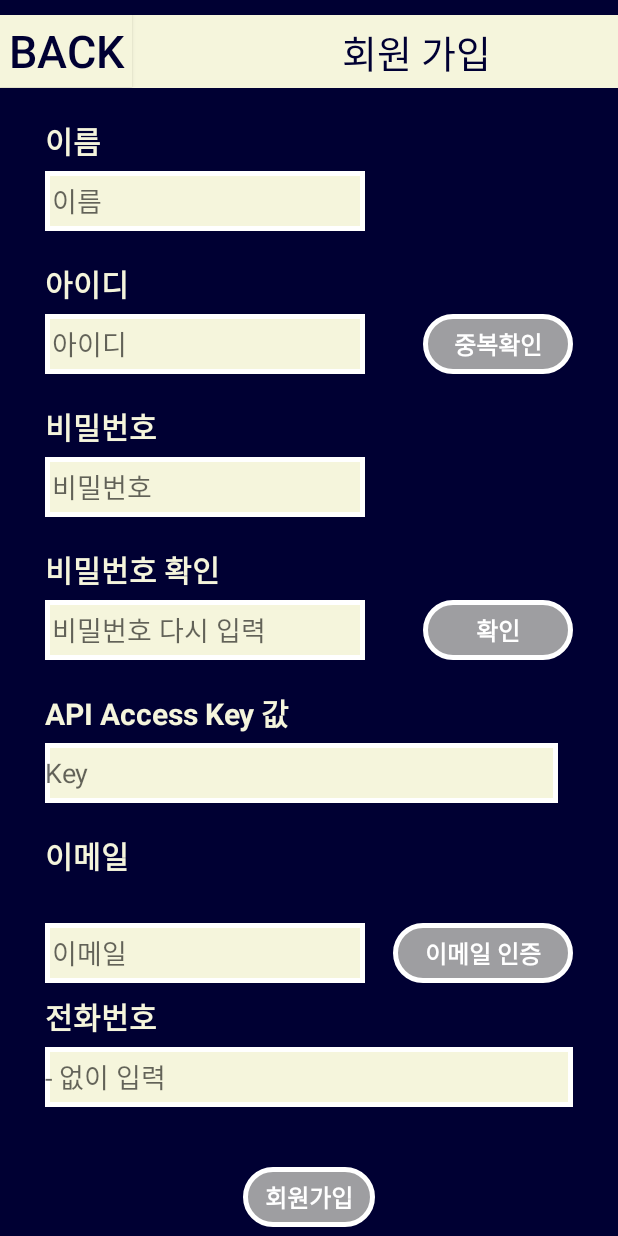
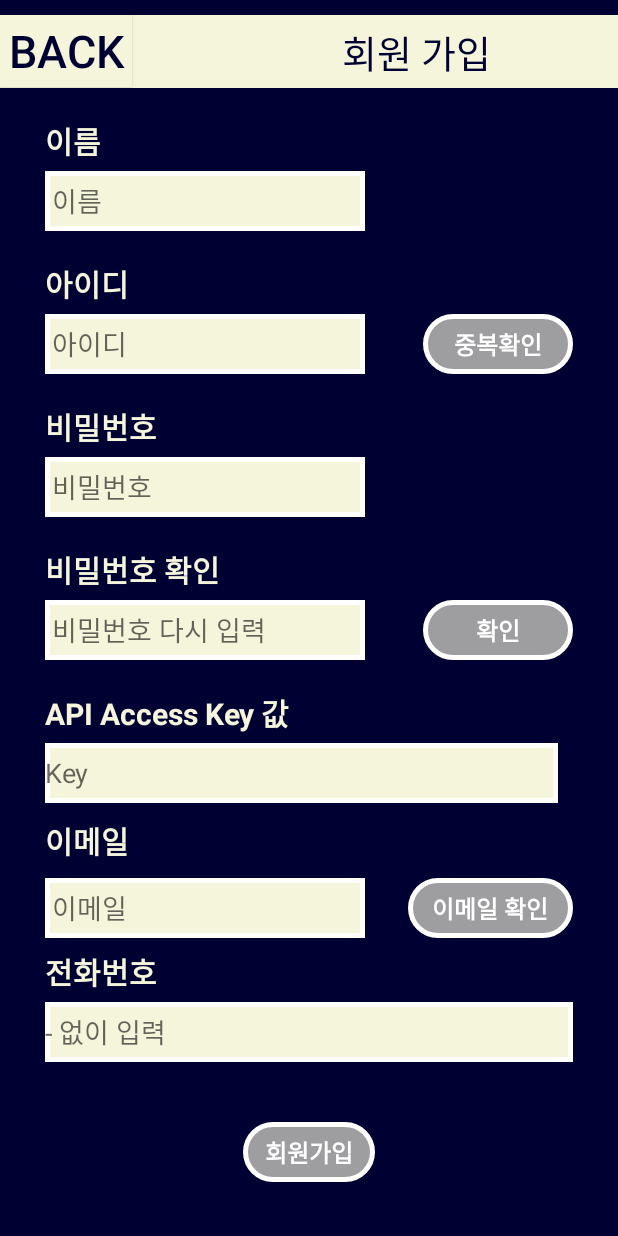
Before and after one commit to Lee-JoungHyun/BATS, an Android app: the screen it shows after launch (SignUp), after a tap on "회원가입", on a phone screen of 412 x 824 dp. Run offline under Robolectric (Android 15) with nearby library versions, the phone set to English and light mode, and no system bars.

Commit message:
Noti_v1.0

```diff
--- a/Bats/app/src/main/AndroidManifest.xml
+++ b/Bats/app/src/main/AndroidManifest.xml
@@ -12,12 +12,17 @@
     <uses-permission android:name="com.cookandroid.bats.permission.C2D_MESSAGE" />
 
     <application
+        android:usesCleartextTraffic="true"
         android:allowBackup="true"
         android:icon="@mipmap/ic_launcher_bats"
         android:label="@string/app_name"
         android:roundIcon="@mipmap/ic_launcher_bats_round"
         android:supportsRtl="true"
         android:theme="@style/Theme.Bats">
+
+        <meta-data
+            android:name="com.google.firebase.messaging.default_notification_icon"
+            android:resource="@drawable/logoimg" />
 
         <activity
             android:name=".MainActivity"
--- a/Bats/app/src/main/java/com/cookandroid/bats/MainActivity.java
+++ b/Bats/app/src/main/java/com/cookandroid/bats/MainActivity.java
@@ -71,7 +71,7 @@ public class MainActivity extends AppCompatActivity {
         autologin = (CheckBox) findViewById(R.id.cbox_autologin);
         /** 필드 초기화 **/
 
-        BaseUrl = "https://5656-116-47-197-35.ngrok-free.app/";
+        BaseUrl = "http://13.125.51.94:8000/";
 
         /** 등록 토큰을 가져오는 설정 **/
         FirebaseMessaging.getInstance().getToken()
@@ -211,7 +211,7 @@ public class MainActivity extends AppCompatActivity {
                         SharedPreferences.Editor spfEditor = sharedPreferences.edit();
                         spfEditor.clear();
                         spfEditor.commit();
-                        finish();
+                        //finish();
 
                         spfEditor.putString("userId", text_id);
                         spfEditor.putString("userPw", text_pw);
@@ -251,7 +251,14 @@ public class MainActivity extends AppCompatActivity {
         });
     }
     private void checkAccount(String userId, String userPass) {
-        //
+        /**
+        Intent intent = new Intent(getApplicationContext(), PersonalMain.class);
+        intent.putExtra("url",BaseUrl);
+        intent.putExtra("id",userId);
+        intent.putExtra("Info", info);
+        startActivity(intent);
+         **/
+
         RequestBody checkID = RequestBody.create(MediaType.parse("text/plain"), userId);
         RequestBody checkPW = RequestBody.create(MediaType.parse("text/plain"), userPass);
 
@@ -301,6 +308,8 @@ public class MainActivity extends AppCompatActivity {
 
             }
         });
+
+
     }
     public boolean checkNotification(Context context) {
         return NotificationManagerCompat.from(context).areNotificationsEnabled();
@@ -324,6 +333,6 @@ public class MainActivity extends AppCompatActivity {
 
         // 알림 설정 화면 열기
         startActivity(intent);
+
     }
-
 }
--- a/Bats/app/src/main/java/com/cookandroid/bats/SignUp.java
+++ b/Bats/app/src/main/java/com/cookandroid/bats/SignUp.java
@@ -171,11 +171,14 @@ public class SignUp extends AppCompatActivity {
         EmailCheck.setOnClickListener(new View.OnClickListener() {
             @Override
             public void onClick(View v) {
+                /**
                 String email = Email.getText().toString();
                 Random random = new Random();
                 int randomNumber = random.nextInt(9000) + 1000;
                 String code = String.valueOf(randomNumber);
                 sendEmail(email,code);
+                 **/
+
             }
         });
 
@@ -227,7 +230,7 @@ public class SignUp extends AppCompatActivity {
                             dialog.show();
                         }
                         else if(status_code == 400){
-                            builder.setMessage("회원가입 실패! 이메일 입력란 오류");
+                            builder.setMessage("회원가입 실패!");
                             builder.setPositiveButton("확인", new DialogInterface.OnClickListener() {
                                 @Override
                                 public void onClick(DialogInterface dialog, int which) {
--- a/Bats/app/src/main/res/layout/signup.xml
+++ b/Bats/app/src/main/res/layout/signup.xml
@@ -48,10 +48,10 @@
             <LinearLayout
                 android:layout_width="match_parent"
                 android:layout_height="wrap_content"
+                android:layout_marginLeft="30dp"
                 android:layout_marginTop="10dp"
-                android:layout_marginLeft="30dp"
                 android:layout_marginRight="30dp"
-                android:orientation="vertical" >
+                android:orientation="vertical">
 
                 <TextView
                     android:id="@+id/signNametext"
@@ -61,15 +61,14 @@
                     android:text="이름"
                     android:textColor="#F5F5DC"
                     android:textSize="20dp"
-                    android:textStyle="bold"
-                    />
+                    android:textStyle="bold" />
 
                 <EditText
                     android:id="@+id/signName"
                     android:layout_width="wrap_content"
                     android:layout_height="40dp"
+                    android:layout_marginBottom="20dp"
                     android:background="@drawable/values2"
-                    android:layout_marginBottom="20dp"
                     android:ems="10"
                     android:hint=" 이름"
                     android:inputType="textPersonName"
@@ -94,12 +93,13 @@
                         android:id="@+id/signID"
                         android:layout_width="wrap_content"
                         android:layout_height="40dp"
+                        android:layout_marginBottom="20dp"
                         android:background="@drawable/values2"
-                    android:layout_marginBottom="20dp"
                         android:ems="10"
                         android:hint=" 아이디"
                         android:inputType="textPersonName"
                         android:text="" />
+
                     <LinearLayout
                         android:layout_width="match_parent"
                         android:layout_height="wrap_content"
@@ -133,8 +133,8 @@
                     android:id="@+id/signPW"
                     android:layout_width="wrap_content"
                     android:layout_height="40dp"
+                    android:layout_marginBottom="20dp"
                     android:background="@drawable/values2"
-                    android:layout_marginBottom="20dp"
                     android:ems="10"
                     android:hint=" 비밀번호"
                     android:inputType="textPassword"
@@ -160,12 +160,13 @@
                         android:id="@+id/signPW2"
                         android:layout_width="wrap_content"
                         android:layout_height="40dp"
+                        android:layout_marginBottom="20dp"
                         android:background="@drawable/values2"
-                        android:layout_marginBottom="20dp"
                         android:ems="10"
                         android:hint=" 비밀번호 다시 입력"
                         android:inputType="textPassword"
                         android:text="" />
+
                     <LinearLayout
                         android:layout_width="match_parent"
                         android:layout_height="wrap_content"
@@ -177,6 +178,7 @@
                             android:layout_height="wrap_content"
                             android:gravity="end"
                             android:orientation="horizontal">
+
                             <Button
                                 android:id="@+id/pwcheckbutton"
                                 android:layout_width="100dp"
@@ -211,9 +213,9 @@
                         android:id="@+id/signBirth"
                         android:layout_width="match_parent"
                         android:layout_height="40dp"
+                        android:layout_marginRight="10dp"
+                        android:layout_marginBottom="10dp"
                         android:background="@drawable/values2"
-                        android:layout_marginBottom="20dp"
-                        android:layout_marginRight="10dp"
                         android:ems="10"
                         android:hint="Key"
                         android:inputType="textPersonName"
@@ -225,12 +227,13 @@
                 <TextView
                     android:id="@+id/signmailtext"
                     android:layout_width="match_parent"
-                        android:layout_height="40dp"
-                        android:layout_marginBottom="20dp"
+                    android:layout_height="30dp"
+                    android:layout_marginBottom="10dp"
                     android:text="이메일"
                     android:textColor="#F5F5DC"
                     android:textSize="20dp"
                     android:textStyle="bold" />
+
                 <LinearLayout
                     android:layout_width="match_parent"
                     android:layout_height="47dp"
@@ -240,31 +243,36 @@
                         android:id="@+id/signmail"
                         android:layout_width="wrap_content"
                         android:layout_height="40dp"
+                        android:layout_marginBottom="20dp"
                         android:background="@drawable/values2"
-                        android:layout_marginBottom="20dp"
                         android:ems="10"
                         android:hint=" 이메일"
                         android:inputType="textPersonName"
                         android:text="" />
+
                     <LinearLayout
                         android:layout_width="match_parent"
                         android:layout_height="wrap_content"
                         android:gravity="end"
                         android:orientation="horizontal">
+
                         <Button
                             android:id="@+id/Emailcheckbutton"
-                        android:layout_width="120dp"
+                            android:layout_width="110dp"
                             android:layout_height="40dp"
                             android:layout_marginLeft="10dp"
                             android:background="@drawable/values3"
-                        android:text="이메일 인증"
+                            android:text="이메일 확인"
                             android:textColor="@color/white"
                             android:textSize="16sp"
                             android:textStyle="bold" />
+
                     </LinearLayout>
 
                 </LinearLayout>
+                ///
 
+                ///
                 <TextView
                     android:id="@+id/signPNum"
                     android:layout_width="match_parent"
@@ -279,21 +287,23 @@
                     android:id="@+id/signPnum"
                     android:layout_width="match_parent"
                     android:layout_height="40dp"
+                    android:layout_marginBottom="20dp"
                     android:background="@drawable/values2"
-                    android:layout_marginBottom="20dp"
                     android:ems="10"
                     android:hint="- 없이 입력"
                     android:inputType="textPersonName"
                     android:text="" />
 
+
+
                 <Button
                     android:id="@+id/signupbutton"
                     android:layout_width="wrap_content"
                     android:layout_height="40dp"
+                    android:layout_gravity="center"
                     android:layout_marginTop="20dp"
-                android:layout_gravity="center"
+                    android:background="@drawable/values3"
                     android:text="회원가입"
-                android:background="@drawable/values3"
                     android:textColor="@color/white"
                     android:textSize="16sp"
                     android:textStyle="bold" />
```
Also changed, not shown: Bats/app/src/main/java/com/cookandroid/bats/PersonalMain.java (+8 -5 lines), Bats/app/src/main/java/com/cookandroid/bats/ShowLogPopup.java (+5 -2 lines), Bats/app/src/main/res/layout/personal_main.xml (+11 -8 lines), BATS/app/src/main/res/drawable/logoimg.png (added), Bats/app/src/main/res/drawable-v24/batslogo.png (added). Lines whose indentation alone changed are shown as unchanged.
